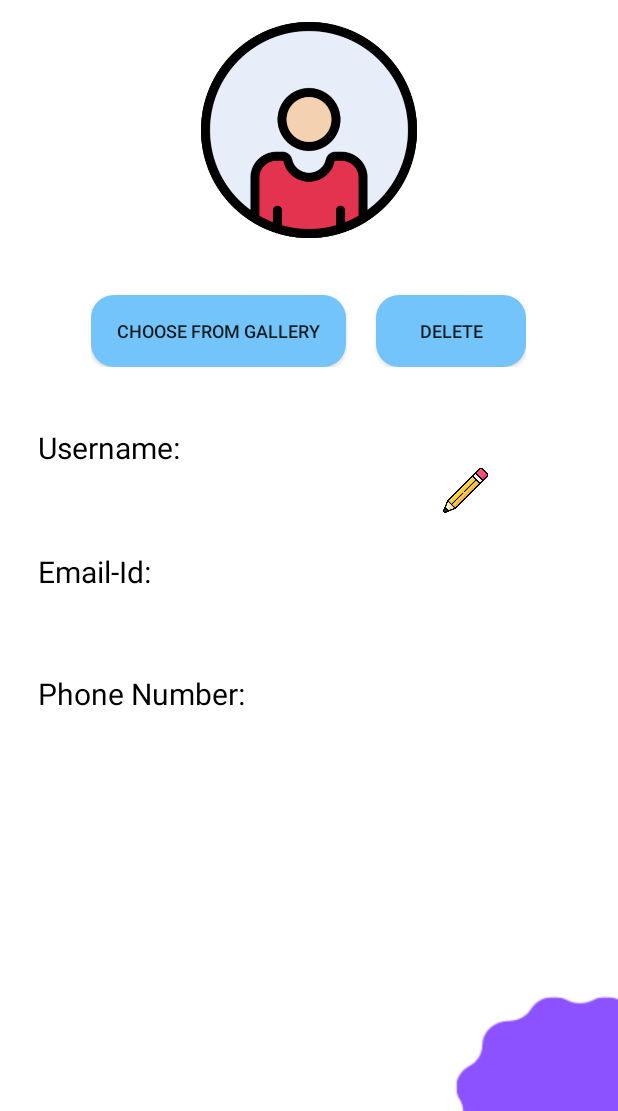
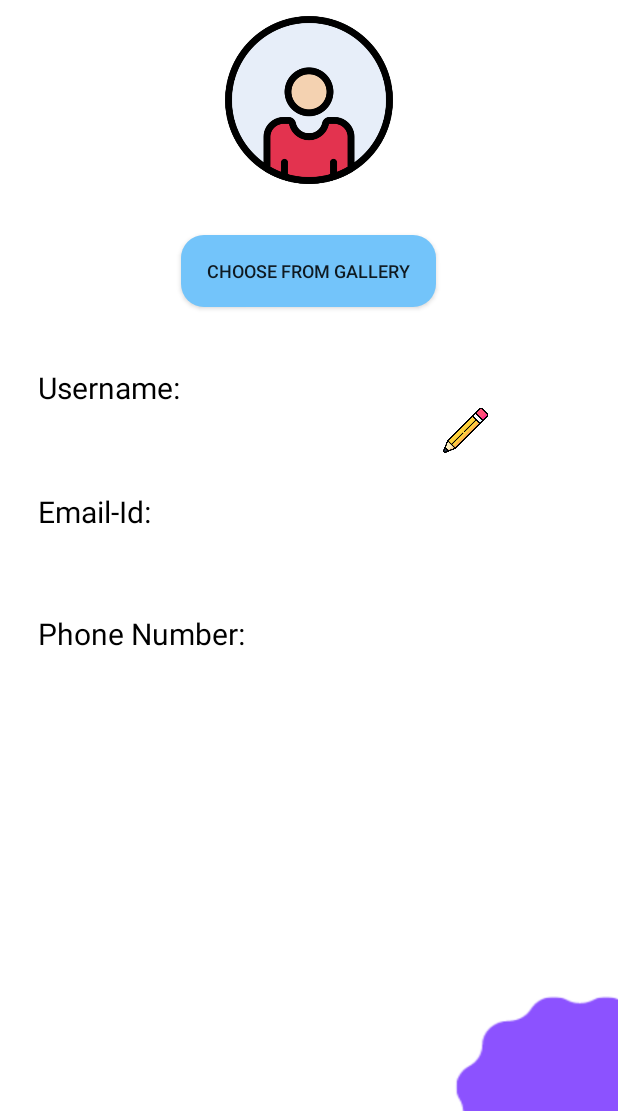
Before and after one commit to itsrahulg/EasyChat, an Android app: the Profile screen opened directly, with no data from a screen before it, on a phone screen of 412 x 824 dp, the part 125-1236 px from its top. Run offline under Robolectric (Android 15) with nearby library versions, the phone set to English and light mode, and no system bars; our stand-ins replace CircleImageView, Firebase (no records; nobody signed in at launch, a user with empty details on screens opened directly).

```diff
--- a/app/src/main/res/drawable/default_profile_image.xml
+++ /dev/null
@@ -1,8 +0,0 @@
-<?xml version="1.0" encoding="utf-8"?>
-<shape xmlns:android="http://schemas.android.com/apk/res/android"
-    android:shape="oval">
-    <solid android:color="@android:color/transparent" />
-    <stroke
-        android:width="2dp"
-        android:color="@android:color/black" />
-</shape>
--- a/app/src/main/res/layout/activity_main.xml
+++ b/app/src/main/res/layout/activity_main.xml
@@ -4,7 +4,8 @@
     xmlns:tools="http://schemas.android.com/tools"
     android:layout_width="match_parent"
     android:layout_height="match_parent"
-    tools:context=".MainActivity">
+    tools:context=".MainActivity"
+    android:background="@color/main_activity_background_color">
 
     <!-- Search Bar -->
     <EditText
--- a/app/src/main/res/layout/activity_profile.xml
+++ b/app/src/main/res/layout/activity_profile.xml
@@ -5,41 +5,30 @@
     android:background="@drawable/profilebackground">
 
 
+
     <!-- XML layout for circular ImageView -->
     <de.hdodenhof.circleimageview.CircleImageView
+        android:id="@+id/profile_image"
+        android:layout_width="140dp"
+        android:layout_height="140dp"
+        android:src="@drawable/profile"
         android:layout_marginTop="80dp"
-        android:id="@+id/profile_image"
-        android:layout_width="180dp"
-        android:layout_height="180dp"
-        android:background = "@drawable/profile"
-        android:layout_centerHorizontal="true" />
+        android:layout_gravity="center_horizontal"
+        android:layout_centerHorizontal="true"/>
 
 
-    <LinearLayout
-        android:id="@+id/dp_buttons"
-        android:layout_width="wrap_content"
-        android:layout_height="wrap_content"
-        android:layout_below="@id/profile_image"
-        android:orientation="horizontal"
-        android:layout_centerHorizontal="true">
 
-        <Button
+
+
+    <Button
             android:id="@+id/change_photo_button"
             android:layout_width="170dp"
+            android:layout_below="@id/profile_image"
             android:layout_height="wrap_content"
             android:layout_marginTop="20dp"
             android:layout_marginRight="20dp"
             android:text="Choose from gallery"
-            android:background="@drawable/profilebuttons"
-            android:textSize="12sp">
-        </Button>
-
-        <Button
-            android:id="@+id/delete_photo_button"
-            android:layout_width="100dp"
-            android:layout_height="wrap_content"
-            android:layout_marginTop="20dp"
-            android:text="delete"
+            android:layout_centerHorizontal="true"
             android:background="@drawable/profilebuttons"
             android:textSize="12sp">
         </Button>
@@ -47,12 +36,9 @@
 
 
 
-    </LinearLayout>
-
-
     <TextView
         android:id="@+id/usernameLabel"
-        android:layout_below="@id/dp_buttons"
+        android:layout_below="@id/change_photo_button"
         android:layout_width="match_parent"
         android:layout_height="wrap_content"
         android:text="Username:"
--- a/app/src/main/res/values/colors.xml
+++ b/app/src/main/res/values/colors.xml
@@ -7,4 +7,5 @@
     <color name="sent_text_color">#7BC9FF</color>
     <color name="received_text_color">#10439F</color>
     <color name="choosefromgallery">#73C4FA</color>
+    <color name="main_activity_background_color">#F4F6F6</color>
 </resources>
```
Also changed, not shown: app/src/main/AndroidManifest.xml (+6 -2 lines), app/src/main/java/com/example/easychat/Profile.kt (+35 -75 lines), app/src/main/res/layout/activity_login.xml (+0 -15 lines), app/src/main/res/layout/layout.xml (+36 -20 lines), app/src/main/res/drawable/default_profile_image.png (added).
